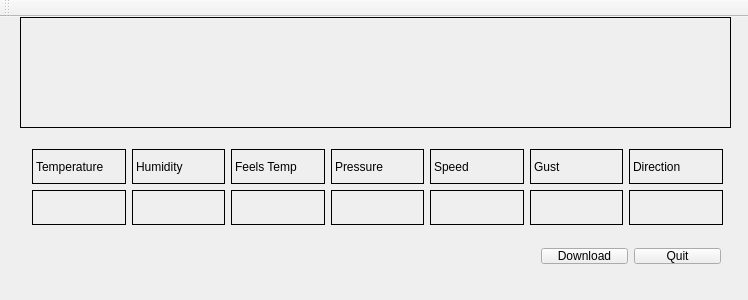
This is mainwindow.ui in bonnette/genweather as Qt 5 draws it before an edit. The edited form follows.
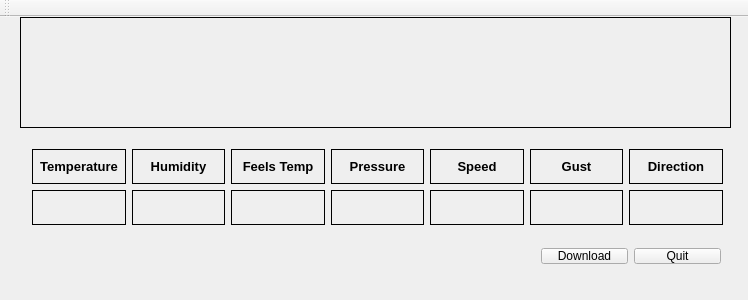
This is the edited form.

Commit message: fixed displayed data

What changed in the file:
```diff
--- a/mainwindow.ui
+++ b/mainwindow.ui
@@ -87,12 +87,23 @@
       <layout class="QVBoxLayout" name="verticalLayout">
        <item>
         <widget class="QLabel" name="label">
+         <property name="font">
+          <font>
+           <family>Tahoma</family>
+           <pointsize>10</pointsize>
+           <weight>75</weight>
+           <bold>true</bold>
+          </font>
+         </property>
          <property name="frameShape">
           <enum>QFrame::Panel</enum>
          </property>
          <property name="text">
           <string>Temperature</string>
          </property>
+         <property name="alignment">
+          <set>Qt::AlignCenter</set>
+         </property>
         </widget>
        </item>
        <item>
@@ -111,12 +122,23 @@
       <layout class="QVBoxLayout" name="verticalLayout_2">
        <item>
         <widget class="QLabel" name="label_2">
+         <property name="font">
+          <font>
+           <family>Tahoma</family>
+           <pointsize>10</pointsize>
+           <weight>75</weight>
+           <bold>true</bold>
+          </font>
+         </property>
          <property name="frameShape">
           <enum>QFrame::Panel</enum>
          </property>
          <property name="text">
           <string>Humidity</string>
          </property>
+         <property name="alignment">
+          <set>Qt::AlignCenter</set>
+         </property>
         </widget>
        </item>
        <item>
@@ -135,12 +157,23 @@
       <layout class="QVBoxLayout" name="verticalLayout_3">
        <item>
         <widget class="QLabel" name="label_3">
+         <property name="font">
+          <font>
+           <family>Tahoma</family>
+           <pointsize>10</pointsize>
+           <weight>75</weight>
+           <bold>true</bold>
+          </font>
+         </property>
          <property name="frameShape">
           <enum>QFrame::Panel</enum>
          </property>
          <property name="text">
           <string>Feels Temp</string>
          </property>
+         <property name="alignment">
+          <set>Qt::AlignCenter</set>
+         </property>
         </widget>
        </item>
        <item>
@@ -159,12 +192,23 @@
       <layout class="QVBoxLayout" name="verticalLayout_4">
        <item>
         <widget class="QLabel" name="label_4">
+         <property name="font">
+          <font>
+           <family>Tahoma</family>
+           <pointsize>10</pointsize>
+           <weight>75</weight>
+           <bold>true</bold>
+          </font>
+         </property>
          <property name="frameShape">
           <enum>QFrame::Panel</enum>
          </property>
          <property name="text">
           <string>Pressure</string>
          </property>
+         <property name="alignment">
+          <set>Qt::AlignCenter</set>
+         </property>
         </widget>
        </item>
        <item>
@@ -183,12 +227,23 @@
       <layout class="QVBoxLayout" name="verticalLayout_5">
        <item>
         <widget class="QLabel" name="label_5">
+         <property name="font">
+          <font>
+           <family>Tahoma</family>
+           <pointsize>10</pointsize>
+           <weight>75</weight>
+           <bold>true</bold>
+          </font>
+         </property>
          <property name="frameShape">
           <enum>QFrame::Panel</enum>
          </property>
          <property name="text">
           <string>Speed</string>
          </property>
+         <property name="alignment">
+          <set>Qt::AlignCenter</set>
+         </property>
         </widget>
        </item>
        <item>
@@ -213,12 +268,23 @@
       <layout class="QVBoxLayout" name="verticalLayout_7">
        <item>
         <widget class="QLabel" name="label_8">
+         <property name="font">
+          <font>
+           <family>Tahoma</family>
+           <pointsize>10</pointsize>
+           <weight>75</weight>
+           <bold>true</bold>
+          </font>
+         </property>
          <property name="frameShape">
           <enum>QFrame::Panel</enum>
          </property>
          <property name="text">
           <string>Gust</string>
          </property>
+         <property name="alignment">
+          <set>Qt::AlignCenter</set>
+         </property>
         </widget>
        </item>
        <item>
@@ -237,12 +303,23 @@
       <layout class="QVBoxLayout" name="verticalLayout_6">
        <item>
         <widget class="QLabel" name="label_6">
+         <property name="font">
+          <font>
+           <family>Tahoma</family>
+           <pointsize>10</pointsize>
+           <weight>75</weight>
+           <bold>true</bold>
+          </font>
+         </property>
          <property name="frameShape">
           <enum>QFrame::Panel</enum>
          </property>
          <property name="text">
           <string>Direction</string>
          </property>
+         <property name="alignment">
+          <set>Qt::AlignCenter</set>
+         </property>
         </widget>
        </item>
        <item>
```
Left out of the diff: 79 changed lines with no effect on the pictures. The commit also changes 1 other file.
